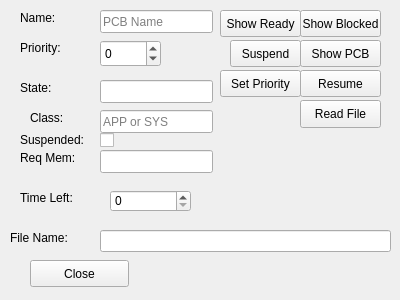
orville94Bailey/OpSys, file pcbwindow.ui: the form before one commit.
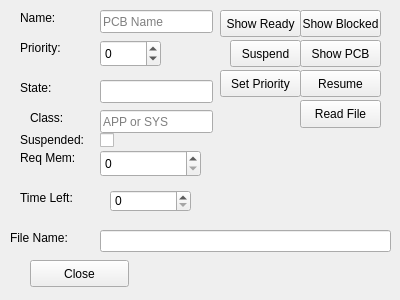
The form after the commit.

Patch:
```diff
--- a/pcbwindow.ui
+++ b/pcbwindow.ui
@@ -127,16 +127,6 @@
     <string>APP or SYS</string>
    </property>
   </widget>
-  <widget class="QLineEdit" name="reqMemLEdit">
-   <property name="geometry">
-    <rect>
-     <x>100</x>
-     <y>150</y>
-     <width>113</width>
-     <height>23</height>
-    </rect>
-   </property>
-  </widget>
   <widget class="QCheckBox" name="suspendedCBox">
    <property name="geometry">
     <rect>
@@ -316,6 +306,19 @@
     <string>Read File</string>
    </property>
   </widget>
+  <widget class="QSpinBox" name="reqMemSBox">
+   <property name="geometry">
+    <rect>
+     <x>100</x>
+     <y>150</y>
+     <width>101</width>
+     <height>27</height>
+    </rect>
+   </property>
+   <property name="maximum">
+    <number>2048</number>
+   </property>
+  </widget>
  </widget>
  <resources/>
  <connections/>
```
